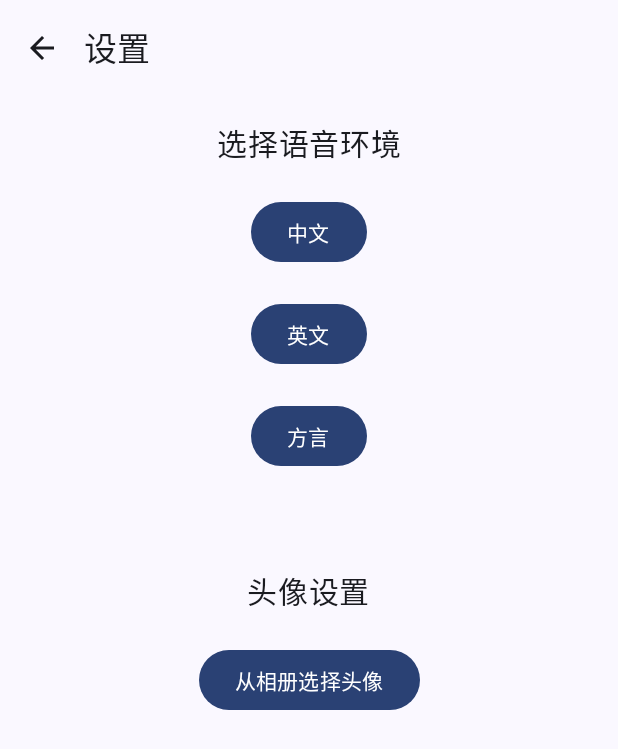
After one commit to bananawolves/compose_chat, an Android app built with Jetpack Compose: the composable SettingsScreen shown on its own in the app's theme, on a phone screen of 412 x 824 dp. The commit adds this screen. Shown: the top 749 px of the screen. Run offline under Robolectric (Android 15) with nearby library versions, the phone set to English and light mode, and no system bars; pictures from the network do not load.

Commit message:
界面切换后数据持久化，根据语言环境建立连接

```diff
--- a/app/build.gradle.kts
+++ b/app/build.gradle.kts
@@ -40,6 +40,8 @@ android {
 }
 
 dependencies {
+    implementation ("androidx.datastore:datastore-preferences:1.0.0")
+    implementation("io.coil-kt:coil-compose:2.2.2")
     implementation("org.java-websocket:Java-WebSocket:1.5.3")
     implementation("androidx.compose.material:material-icons-extended:1.5.4")
     implementation("com.google.code.gson:gson:2.10.1")
--- a/app/src/main/java/com/example/emotionlink/AudioDemo/AudioActivity.java
+++ b/app/src/main/java/com/example/emotionlink/AudioDemo/AudioActivity.java
@@ -90,18 +90,16 @@ public class AudioActivity extends AppCompatActivity implements AudioUrlCallback
             int expiration = 1800;
 
             String authorization = WebSocketAuthGenerator.generateAuthorization(xAppId, xAppKey, region, url, expiration, originName);
-            System.out.println("my authorization: " + authorization);
             URI uri = new URI(url); // 替换成实际地址
             Map<String, String> headers = new HashMap<>();
             headers.put("X-APP-ID", xAppId);
             headers.put("Authorization", "teleai-cloud-auth-v1/d0a488df365749648010ec85133e6273/SH/1746785349/1800/x-app-id/533035776f38f07eab480aaf2c533f2942fc6398a96344a0b585b56466632663");
-            wsClient = new WebSocketUploader(uri, headers, (AudioUrlCallback) this);
+            wsClient = new WebSocketUploader(uri, (AudioUrlCallback) this);
             wsClient.connect();
 
             new Thread(() -> {
                 // 等待连接成功再发送 init
                 while (!wsClient.isOpen()) {
-//                    System.out.println("Audio 服务器链接中");
                     SystemClock.sleep(50);
                 }
 
@@ -122,7 +120,6 @@ public class AudioActivity extends AppCompatActivity implements AudioUrlCallback
                 byte[] chunk = new byte[chunkSize * 2];
 
                 audioRecord.startRecording();
-                System.out.println("Audio成功录音");
                 isRecording = true;
                 while (isRecording && wsClient.isOpen()) {
                     int read = audioRecord.read(buffer, 0, buffer.length);
--- a/app/src/main/java/com/example/emotionlink/MyApplication.kt
+++ b/app/src/main/java/com/example/emotionlink/MyApplication.kt
@@ -4,13 +4,13 @@ import android.app.Application
 import android.widget.Toast
 import androidx.compose.ui.platform.LocalContext
 import com.example.emotionlink.Repository.WebSocketManager
-
+import kotlin.math.max
 
 
 class MyApplication : Application() {
     override fun onCreate() {
         super.onCreate()
-        //Toast.makeText(this, "App 正在启动", Toast.LENGTH_SHORT).show()
         WebSocketManager.connect()
+
     }
 }
--- a/app/src/main/java/com/example/emotionlink/ViewModel/OverlayViewModelFactory.kt
+++ b/app/src/main/java/com/example/emotionlink/ViewModel/OverlayViewModelFactory.kt
@@ -4,11 +4,13 @@ import android.content.Context
 import androidx.lifecycle.ViewModel
 import androidx.lifecycle.ViewModelProvider
 
-class OverlayViewModelFactory(private val context: Context) : ViewModelProvider.Factory {
+class OverlayViewModelFactory(private val context: Context,
+                              private val languageViewModel: LanguageViewModel
+) : ViewModelProvider.Factory {
     @Suppress("UNCHECKED_CAST")
     override fun <T : ViewModel> create(modelClass: Class<T>): T {
         if (modelClass.isAssignableFrom(OverlayViewModel::class.java)) {
-            return OverlayViewModel(context) as T
+            return OverlayViewModel(context,languageViewModel) as T
         }
         throw IllegalArgumentException("Unknown ViewModel class")
     }
--- /dev/null
+++ b/app/src/main/java/com/example/emotionlink/ViewModel/SettingsScreen.kt
@@ -0,0 +1,97 @@
+package com.example.emotionlink.ViewModel
+
+import android.net.Uri
+import android.widget.Toast
+import androidx.activity.compose.rememberLauncherForActivityResult
+import androidx.activity.result.contract.ActivityResultContracts
+import androidx.compose.foundation.layout.*
+import androidx.compose.material3.*
+import androidx.compose.runtime.*
+import androidx.compose.ui.Alignment
+import androidx.compose.ui.Modifier
+import androidx.compose.ui.platform.LocalContext
+import androidx.compose.ui.unit.dp
+import androidx.compose.ui.unit.sp
+import com.example.emotionlink.data.UserProfileManager
+import coil.compose.AsyncImage
+import androidx.compose.foundation.shape.CircleShape
+import androidx.compose.ui.draw.clip
+import androidx.compose.ui.layout.ContentScale
+import androidx.compose.material.icons.Icons
+import androidx.compose.material.icons.filled.ArrowBack
+
+@OptIn(ExperimentalMaterial3Api::class)
+@Composable
+fun SettingsScreen(
+    onLanguageChosen: (String) -> Unit,
+    onBack: () -> Unit // 添加返回事件回调
+) {
+    val context = LocalContext.current
+    var selectedImageUri by remember { mutableStateOf<Uri?>(null) }
+
+    val launcher = rememberLauncherForActivityResult(ActivityResultContracts.GetContent()) { uri ->
+        uri?.let {
+            selectedImageUri = it
+            UserProfileManager.avatarUri = it
+            Toast.makeText(context, "头像选择成功：$uri", Toast.LENGTH_SHORT).show()
+        }
+    }
+
+    val displayUri = selectedImageUri ?: UserProfileManager.avatarUri
+
+    Scaffold(
+        topBar = {
+            TopAppBar(
+                title = { Text("设置") },
+                navigationIcon = {
+                    IconButton(onClick = onBack) {
+                        Icon(Icons.Default.ArrowBack, contentDescription = "返回")
+                    }
+                }
+            )
+        }
+    ) { innerPadding ->
+        Column(
+            modifier = Modifier
+                .fillMaxSize()
+                .padding(innerPadding)
+                .padding(16.dp),
+            verticalArrangement = Arrangement.spacedBy(20.dp),
+            horizontalAlignment = Alignment.CenterHorizontally
+        ) {
+            Text("选择语音环境", fontSize = 20.sp)
+
+            Button(onClick = { onLanguageChosen("zh") }) {
+                Text("中文")
+            }
+
+            Button(onClick = { onLanguageChosen("en") }) {
+                Text("英文")
+            }
+
+            Button(onClick = { onLanguageChosen("dialect") }) {
+                Text("方言")
+            }
+
+            Spacer(modifier = Modifier.height(24.dp))
+
+            Text("头像设置", fontSize = 20.sp)
+            Button(onClick = {
+                launcher.launch("image/*")
+            }) {
+                Text("从相册选择头像")
+            }
+
+            displayUri?.let { uri ->
+                AsyncImage(
+                    model = uri,
+                    contentDescription = "头像",
+                    contentScale = ContentScale.Crop,
+                    modifier = Modifier
+                        .size(200.dp)
+                        .clip(CircleShape)
+                )
+            }
+        }
+    }
+}
--- a/app/src/main/java/com/example/emotionlink/ViewModel/ChatMessage.kt
+++ b/app/src/main/java/com/example/emotionlink/data/ChatMessage.kt
@@ -1,5 +1,4 @@
-package com.example.emotionlink.ViewModel
-
+package com.example.emotionlink.data
 
 sealed class ChatMessage {
     data class Voice(
--- /dev/null
+++ b/app/src/main/java/com/example/emotionlink/data/UserProfileManager.kt
@@ -0,0 +1,7 @@
+package com.example.emotionlink.data
+
+import android.net.Uri
+
+object UserProfileManager {
+    var avatarUri: Uri? = null
+}
```
Also changed, not shown: app/src/main/java/com/example/emotionlink/AudioDemo/Client/WebSocketUploader.java (+49 -23 lines), app/src/main/java/com/example/emotionlink/MainActivity.kt (+26 -22 lines), app/src/main/java/com/example/emotionlink/Repository/WebSocketAudioSender.kt (+30 -27 lines), app/src/main/java/com/example/emotionlink/ViewModel/ChatScreen.kt (+58 -85 lines), app/src/main/java/com/example/emotionlink/ViewModel/ChatViewModel.kt (added, +42 -0 lines), app/src/main/java/com/example/emotionlink/ViewModel/OverlayViewModel.kt (+32 -37 lines).
